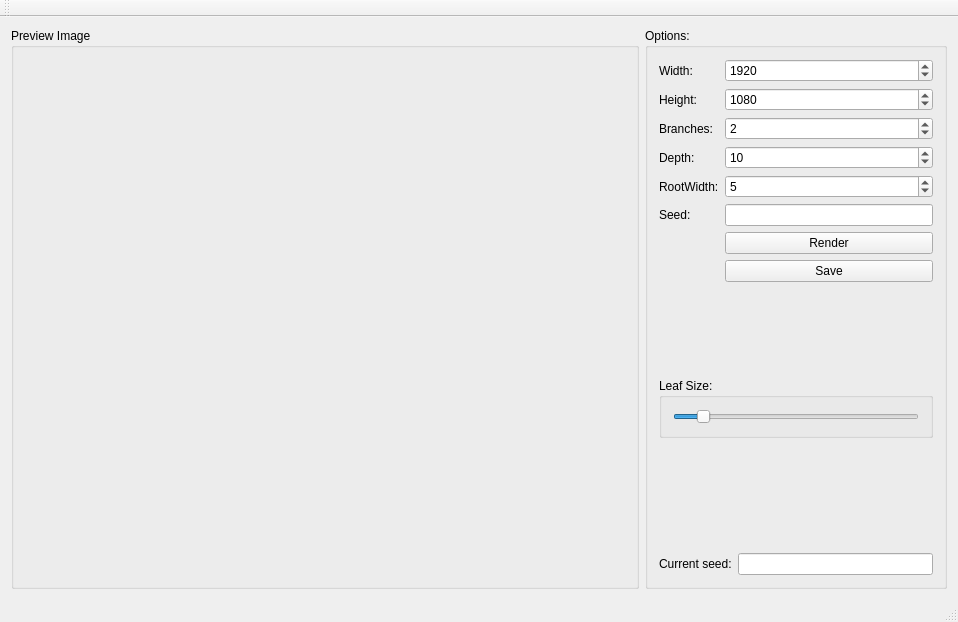
Qt form FractalTree.ui (Indidev/FractalTree) before a commit.
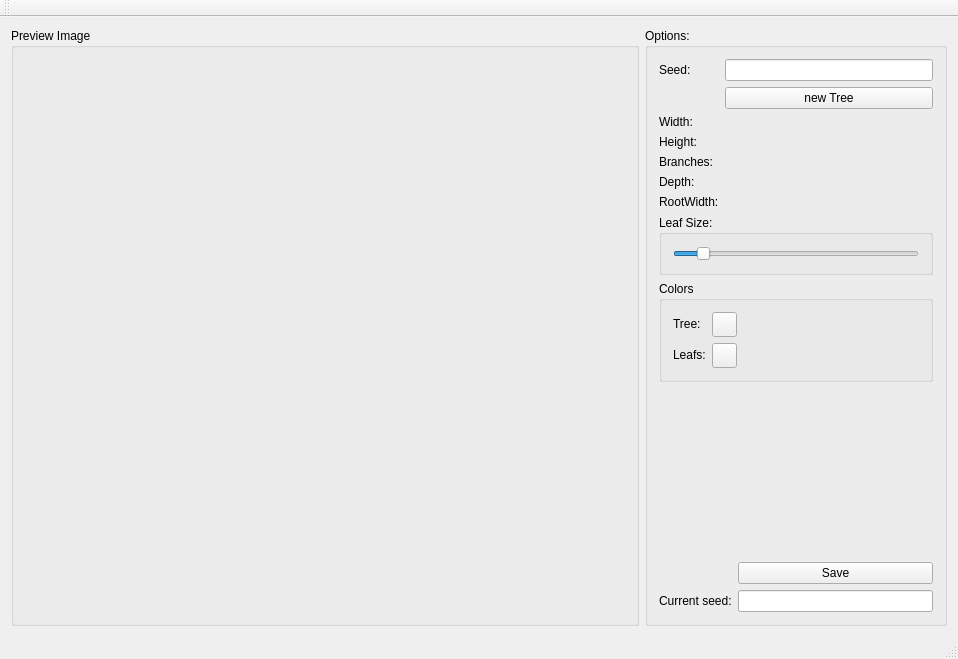
The same form after that commit. Icons and pictures are not drawn.

Commit message: added color choosing as well as live updating of the tree

Patch:
```diff
--- a/FractalTree.ui
+++ b/FractalTree.ui
@@ -7,7 +7,7 @@
     <x>0</x>
     <y>0</y>
     <width>958</width>
-    <height>622</height>
+    <height>659</height>
    </rect>
   </property>
   <property name="windowTitle">
@@ -72,136 +72,63 @@
               <enum>QFormLayout::AllNonFixedFieldsGrow</enum>
              </property>
              <item row="0" column="0">
+              <widget class="QLabel" name="label_7">
+               <property name="text">
+                <string>Seed:</string>
+               </property>
+              </widget>
+             </item>
+             <item row="0" column="1">
+              <widget class="QLineEdit" name="seedEdit">
+               <property name="inputMask">
+                <string/>
+               </property>
+              </widget>
+             </item>
+             <item row="1" column="1">
+              <widget class="QPushButton" name="renderButton">
+               <property name="text">
+                <string>new Tree</string>
+               </property>
+              </widget>
+             </item>
+             <item row="2" column="0">
               <widget class="QLabel" name="label_3">
                <property name="text">
                 <string>Width:</string>
                </property>
               </widget>
              </item>
-             <item row="0" column="1">
-              <widget class="QSpinBox" name="widthBox">
-               <property name="minimum">
-                <number>100</number>
-               </property>
-               <property name="maximum">
-                <number>100000</number>
-               </property>
-               <property name="value">
-                <number>1920</number>
-               </property>
-              </widget>
-             </item>
-             <item row="1" column="0">
+             <item row="3" column="0">
               <widget class="QLabel" name="label_4">
                <property name="text">
                 <string>Height:</string>
                </property>
               </widget>
              </item>
-             <item row="1" column="1">
-              <widget class="QSpinBox" name="heightBox">
-               <property name="minimum">
-                <number>100</number>
-               </property>
-               <property name="maximum">
-                <number>100000</number>
-               </property>
-               <property name="value">
-                <number>1080</number>
-               </property>
-              </widget>
-             </item>
-             <item row="2" column="0">
+             <item row="4" column="0">
               <widget class="QLabel" name="label">
                <property name="text">
                 <string>Branches: </string>
                </property>
               </widget>
              </item>
-             <item row="2" column="1">
-              <widget class="QSpinBox" name="branchesBox">
-               <property name="value">
-                <number>2</number>
-               </property>
-              </widget>
-             </item>
-             <item row="3" column="0">
+             <item row="5" column="0">
               <widget class="QLabel" name="label_2">
                <property name="text">
                 <string>Depth:</string>
                </property>
               </widget>
              </item>
-             <item row="3" column="1">
-              <widget class="QSpinBox" name="depthBox">
-               <property name="value">
-                <number>10</number>
-               </property>
-              </widget>
-             </item>
-             <item row="4" column="0">
+             <item row="6" column="0">
               <widget class="QLabel" name="label_5">
                <property name="text">
                 <string>RootWidth:</string>
                </property>
               </widget>
              </item>
-             <item row="4" column="1">
-              <widget class="QSpinBox" name="rootBox">
-               <property name="minimum">
-                <number>1</number>
-               </property>
-               <property name="maximum">
-                <number>100</number>
-               </property>
-               <property name="value">
-                <number>5</number>
-               </property>
-              </widget>
-             </item>
-             <item row="6" column="1">
-              <widget class="QPushButton" name="renderButton">
-               <property name="text">
-                <string>Render</string>
-               </property>
-              </widget>
-             </item>
-             <item row="7" column="1">
-              <widget class="QPushButton" name="saveButton">
-               <property name="text">
-                <string>Save</string>
-               </property>
-              </widget>
-             </item>
-             <item row="5" column="0">
-              <widget class="QLabel" name="label_7">
-               <property name="text">
-                <string>Seed:</string>
-               </property>
-              </widget>
-             </item>
-             <item row="5" column="1">
-              <widget class="QLineEdit" name="seedEdit">
-               <property name="inputMask">
-                <string/>
-               </property>
-              </widget>
-             </item>
             </layout>
            </item>
-           <item>
-            <spacer name="verticalSpacer_2">
-             <property name="orientation">
-              <enum>Qt::Vertical</enum>
-             </property>
-             <property name="sizeHint" stdset="0">
-              <size>
-               <width>20</width>
-               <height>40</height>
-              </size>
-             </property>
-            </spacer>
-           </item>
            <item>
             <widget class="QGroupBox" name="groupBox_3">
              <property name="title">
@@ -233,6 +160,92 @@
              </layout>
             </widget>
            </item>
+           <item>
+            <widget class="QGroupBox" name="groupBox_4">
+             <property name="title">
+              <string>Colors</string>
+             </property>
+             <layout class="QGridLayout" name="gridLayout_5">
+              <item row="0" column="0">
+               <layout class="QFormLayout" name="formLayout_3">
+                <property name="topMargin">
+                 <number>0</number>
+                </property>
+                <item row="0" column="0">
+                 <widget class="QLabel" name="label_8">
+                  <property name="text">
+                   <string>Tree:</string>
+                  </property>
+                 </widget>
+                </item>
+                <item row="1" column="0">
+                 <widget class="QLabel" name="label_9">
+                  <property name="text">
+                   <string>Leafs:</string>
+                  </property>
+                 </widget>
+                </item>
+                <item row="0" column="1">
+                 <widget class="QPushButton" name="treeColor">
+                  <property name="minimumSize">
+                   <size>
+                    <width>25</width>
+                    <height>25</height>
+                   </size>
+                  </property>
+                  <property name="maximumSize">
+                   <size>
+                    <width>25</width>
+                    <height>25</height>
+                   </size>
+                  </property>
+                  <property name="styleSheet">
+                   <string notr="true"/>
+                  </property>
+                  <property name="text">
+                   <string/>
+                  </property>
+                  <property name="autoDefault">
+                   <bool>false</bool>
+                  </property>
+                  <property name="flat">
+                   <bool>false</bool>
+                  </property>
+                 </widget>
+                </item>
+                <item row="1" column="1">
+                 <widget class="QPushButton" name="leafColor">
+                  <property name="minimumSize">
+                   <size>
+                    <width>25</width>
+                    <height>25</height>
+                   </size>
+                  </property>
+                  <property name="maximumSize">
+                   <size>
+                    <width>25</width>
+                    <height>25</height>
+                   </size>
+                  </property>
+                  <property name="styleSheet">
+                   <string notr="true"/>
+                  </property>
+                  <property name="text">
+                   <string/>
+                  </property>
+                  <property name="checkable">
+                   <bool>false</bool>
+                  </property>
+                  <property name="flat">
+                   <bool>false</bool>
+                  </property>
+                 </widget>
+                </item>
+               </layout>
+              </item>
+             </layout>
+            </widget>
+           </item>
            <item>
             <spacer name="verticalSpacer">
              <property name="orientation">
@@ -252,16 +265,16 @@
               <enum>QFormLayout::AllNonFixedFieldsGrow</enum>
              </property>
              <property name="topMargin">
-              <number>20</number>
+              <number>0</number>
              </property>
-             <item row="0" column="0">
+             <item row="1" column="0">
               <widget class="QLabel" name="label_6">
                <property name="text">
                 <string>Current seed:</string>
                </property>
               </widget>
              </item>
-             <item row="0" column="1">
+             <item row="1" column="1">
               <widget class="QLineEdit" name="curSeedEdit">
                <property name="alignment">
                 <set>Qt::AlignRight|Qt::AlignTrailing|Qt::AlignVCenter</set>
@@ -271,6 +284,13 @@
                </property>
               </widget>
              </item>
+             <item row="0" column="1">
+              <widget class="QPushButton" name="saveButton">
+               <property name="text">
+                <string>Save</string>
+               </property>
+              </widget>
+             </item>
             </layout>
            </item>
           </layout>
```
Left out of the diff: 2 changed lines with no effect on the pictures. The commit also changes 7 other files.
